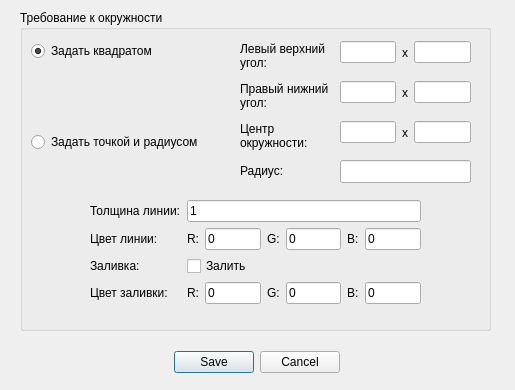
Jengle88/labs_etu, file labsC/cw2_V9/forms/drawcircleform.ui: the form before one commit.
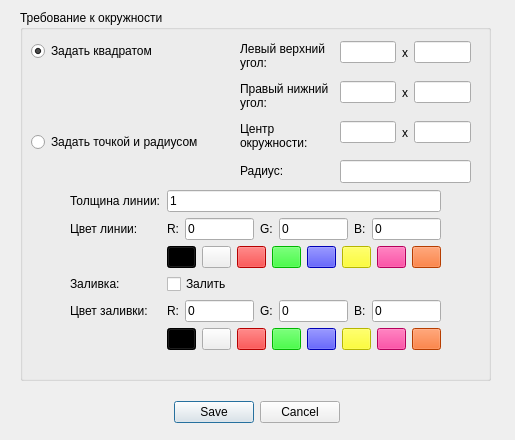
The form after the commit.

Commit message: cw2: add color-button

Patch:
```diff
--- a/labsC/cw2_V9/forms/drawcircleform.ui
+++ b/labsC/cw2_V9/forms/drawcircleform.ui
@@ -7,7 +7,7 @@
     <x>0</x>
     <y>0</y>
     <width>515</width>
-    <height>390</height>
+    <height>440</height>
    </rect>
   </property>
   <property name="windowTitle">
@@ -19,7 +19,7 @@
      <x>20</x>
      <y>10</y>
      <width>471</width>
-     <height>321</height>
+     <height>371</height>
     </rect>
    </property>
    <property name="title">
@@ -93,10 +93,10 @@
    <widget class="QWidget" name="layoutWidget">
     <property name="geometry">
      <rect>
-      <x>70</x>
-      <y>190</y>
-      <width>331</width>
-      <height>121</height>
+      <x>50</x>
+      <y>180</y>
+      <width>371</width>
+      <height>176</height>
      </rect>
     </property>
     <layout class="QFormLayout" name="formLayout">
@@ -176,28 +176,28 @@
        </item>
       </layout>
      </item>
-     <item row="2" column="0">
+     <item row="3" column="0">
       <widget class="QLabel" name="label_5">
        <property name="text">
         <string>Заливка:</string>
        </property>
       </widget>
      </item>
-     <item row="2" column="1">
+     <item row="3" column="1">
       <widget class="QCheckBox" name="is_pure_over">
        <property name="text">
         <string>Залить</string>
        </property>
       </widget>
      </item>
-     <item row="3" column="0">
+     <item row="4" column="0">
       <widget class="QLabel" name="label_6">
        <property name="text">
         <string>Цвет заливки:</string>
        </property>
       </widget>
      </item>
-     <item row="3" column="1">
+     <item row="4" column="1">
       <layout class="QHBoxLayout" name="horizontalLayout_3">
        <item>
         <widget class="QLabel" name="label_11">
@@ -252,6 +252,168 @@
        </item>
       </layout>
      </item>
+     <item row="2" column="1">
+      <layout class="QHBoxLayout" name="horizontalLayout_7">
+       <item>
+        <widget class="QPushButton" name="line_black">
+         <property name="styleSheet">
+          <string notr="true">background:rgb(0, 0, 0)</string>
+         </property>
+         <property name="text">
+          <string/>
+         </property>
+        </widget>
+       </item>
+       <item>
+        <widget class="QPushButton" name="line_white">
+         <property name="text">
+          <string/>
+         </property>
+        </widget>
+       </item>
+       <item>
+        <widget class="QPushButton" name="line_red">
+         <property name="styleSheet">
+          <string notr="true">background: rgb(255, 0, 0)</string>
+         </property>
+         <property name="text">
+          <string/>
+         </property>
+        </widget>
+       </item>
+       <item>
+        <widget class="QPushButton" name="line_green">
+         <property name="styleSheet">
+          <string notr="true">background: rgb(0, 255, 0)</string>
+         </property>
+         <property name="text">
+          <string/>
+         </property>
+        </widget>
+       </item>
+       <item>
+        <widget class="QPushButton" name="line_blue">
+         <property name="styleSheet">
+          <string notr="true">background: rgb(0, 0, 255)</string>
+         </property>
+         <property name="text">
+          <string/>
+         </property>
+        </widget>
+       </item>
+       <item>
+        <widget class="QPushButton" name="line_yellow">
+         <property name="styleSheet">
+          <string notr="true">background: rgb(255, 255, 0)</string>
+         </property>
+         <property name="text">
+          <string/>
+         </property>
+        </widget>
+       </item>
+       <item>
+        <widget class="QPushButton" name="line_pink">
+         <property name="styleSheet">
+          <string notr="true">background:rgb(255, 0, 127)</string>
+         </property>
+         <property name="text">
+          <string/>
+         </property>
+        </widget>
+       </item>
+       <item>
+        <widget class="QPushButton" name="line_orange">
+         <property name="styleSheet">
+          <string notr="true">background:rgb(255, 85, 0)</string>
+         </property>
+         <property name="text">
+          <string/>
+         </property>
+        </widget>
+       </item>
+      </layout>
+     </item>
+     <item row="5" column="1">
+      <layout class="QHBoxLayout" name="horizontalLayout_8">
+       <item>
+        <widget class="QPushButton" name="over_black">
+         <property name="styleSheet">
+          <string notr="true">background:rgb(0, 0, 0)</string>
+         </property>
+         <property name="text">
+          <string/>
+         </property>
+        </widget>
+       </item>
+       <item>
+        <widget class="QPushButton" name="over_white">
+         <property name="text">
+          <string/>
+         </property>
+        </widget>
+       </item>
+       <item>
+        <widget class="QPushButton" name="over_red">
+         <property name="styleSheet">
+          <string notr="true">background: rgb(255, 0, 0)</string>
+         </property>
+         <property name="text">
+          <string/>
+         </property>
+        </widget>
+       </item>
+       <item>
+        <widget class="QPushButton" name="over_green">
+         <property name="styleSheet">
+          <string notr="true">background: rgb(0, 255, 0)</string>
+         </property>
+         <property name="text">
+          <string/>
+         </property>
+        </widget>
+       </item>
+       <item>
+        <widget class="QPushButton" name="over_blue">
+         <property name="styleSheet">
+          <string notr="true">background: rgb(0, 0, 255)</string>
+         </property>
+         <property name="text">
+          <string/>
+         </property>
+        </widget>
+       </item>
+       <item>
+        <widget class="QPushButton" name="over_yellow">
+         <property name="styleSheet">
+          <string notr="true">background: rgb(255, 255, 0)</string>
+         </property>
+         <property name="text">
+          <string/>
+         </property>
+        </widget>
+       </item>
+       <item>
+        <widget class="QPushButton" name="over_pink">
+         <property name="styleSheet">
+          <string notr="true">background:rgb(255, 0, 127)</string>
+         </property>
+         <property name="text">
+          <string/>
+         </property>
+        </widget>
+       </item>
+       <item>
+        <widget class="QPushButton" name="over_orange">
+         <property name="styleSheet">
+          <string notr="true">background:rgb(255, 85, 0)</string>
+         </property>
+         <property name="text">
+          <string/>
+         </property>
+        </widget>
+       </item>
+      </layout>
+     </item>
     </layout>
    </widget>
    <widget class="QLabel" name="label">
@@ -409,7 +571,7 @@
    <property name="geometry">
     <rect>
      <x>162</x>
-     <y>350</y>
+     <y>400</y>
      <width>190</width>
      <height>25</height>
     </rect>
```
Left out of the diff: 16 changed lines with no effect on the pictures. The commit also changes 8 other files.
